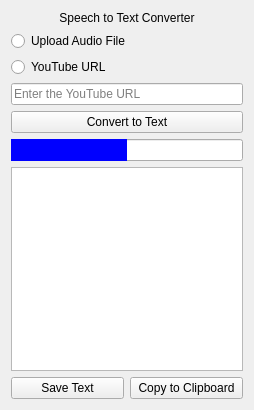
First picture: the form in GUI.ui, repository yasir-dev1/Speech-To-Text-1, before the edit.
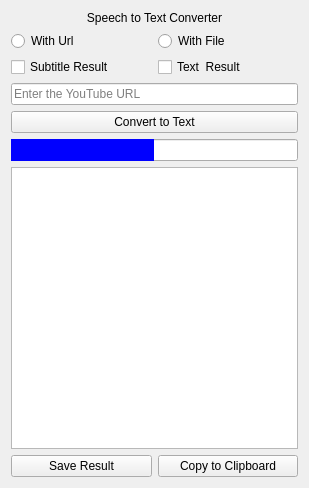
Second picture: the form after the edit.

Commit message: Add Subtitles Output (*.srt,*.vtt)

The edit to the form file:
```diff
--- a/GUI.ui
+++ b/GUI.ui
@@ -6,8 +6,8 @@
    <rect>
     <x>0</x>
     <y>0</y>
-    <width>254</width>
-    <height>410</height>
+    <width>309</width>
+    <height>488</height>
    </rect>
   </property>
   <layout class="QVBoxLayout" name="verticalLayout">
@@ -22,18 +22,40 @@
     </widget>
    </item>
    <item>
-    <widget class="QRadioButton" name="FileRadio">
-     <property name="text">
-      <string>Upload Audio File</string>
-     </property>
-    </widget>
+    <layout class="QHBoxLayout" name="raido">
+     <item>
+      <widget class="QRadioButton" name="YoutubeRadio">
+       <property name="text">
+        <string>With Url</string>
+       </property>
+      </widget>
+     </item>
+     <item>
+      <widget class="QRadioButton" name="FileRadio">
+       <property name="text">
+        <string>With File</string>
+       </property>
+      </widget>
+     </item>
+    </layout>
    </item>
    <item>
-    <widget class="QRadioButton" name="YoutubeRadio">
-     <property name="text">
-      <string>YouTube URL</string>
-     </property>
-    </widget>
+    <layout class="QHBoxLayout" name="Check">
+     <item>
+      <widget class="QCheckBox" name="Subtitle">
+       <property name="text">
+        <string>Subtitle Result</string>
+       </property>
+      </widget>
+     </item>
+     <item>
+      <widget class="QCheckBox" name="Text">
+       <property name="text">
+        <string>Text  Result</string>
+       </property>
+      </widget>
+     </item>
+    </layout>
    </item>
    <item>
     <widget class="QLineEdit" name="inputField">
@@ -70,7 +92,7 @@
      <item>
       <widget class="QPushButton" name="saveButton">
        <property name="text">
-        <string>Save Text</string>
+        <string>Save Result</string>
        </property>
       </widget>
      </item>
```
The commit also changes 4 other files.
